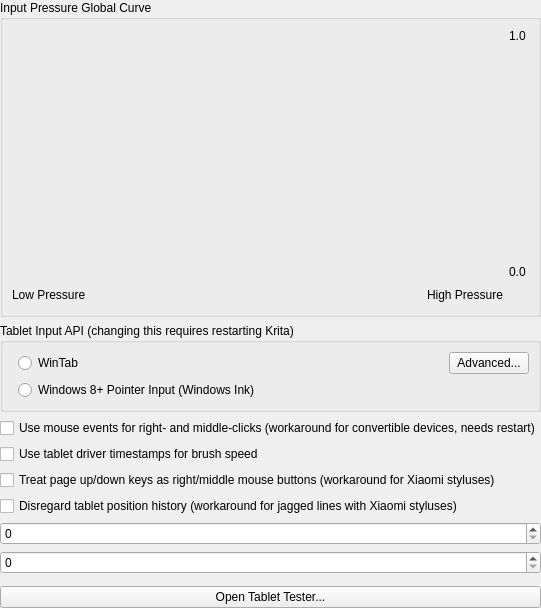
This is libs/ui/forms/wdgtabletsettings.ui in KDE/krita as Qt 5 draws it before an edit. The edited form follows.
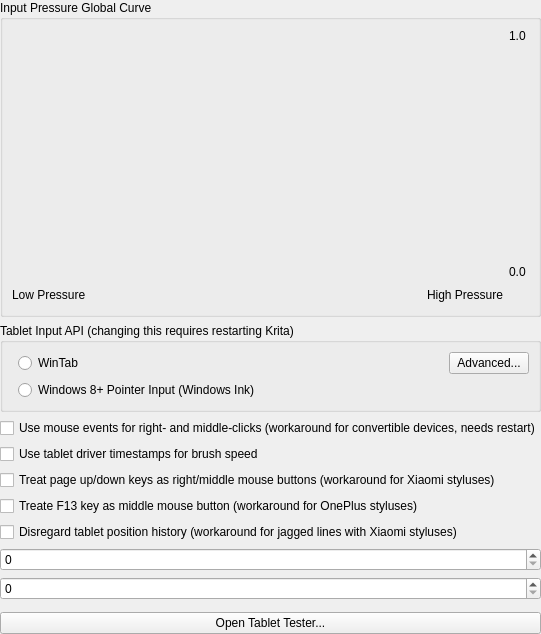
This is the edited form. Custom widgets are drawn as their Qt base class.

Commit message:
[android] Add setting for OnePlus workaround
To toggle the middle mouse emulation when F21 is pressed on Android.
Enabled by default rather than checking for the tablet brand because
who's going to input the F21 key intentionally otherwise.

What changed in the file:
```diff
--- a/libs/ui/forms/wdgtabletsettings.ui
+++ b/libs/ui/forms/wdgtabletsettings.ui
@@ -195,6 +195,13 @@
      </property>
     </widget>
    </item>
+   <item>
+    <widget class="QCheckBox" name="chkUseHighFunctionKeyMouseButtonEmulationWorkaround">
+     <property name="text">
+      <string>Treate F13 key as middle mouse button (workaround for OnePlus styluses)</string>
+     </property>
+    </widget>
+   </item>
    <item>
     <widget class="QCheckBox" name="chkUseIgnoreHistoricTabletEventsWorkaround">
      <property name="text">
```
The commit also changes 6 other files.
